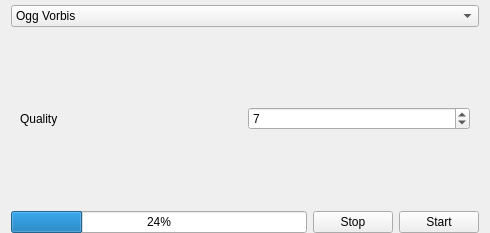
The window that src/GUI/Plugins/Engine/AudioConverter/GUI_AudioConverter.ui (Inferno214221/sayonara-player) describes before a commit, drawn with Qt 5.
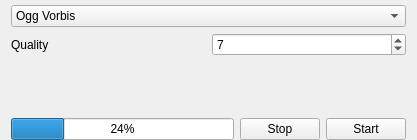
The same window after the commit. The open tabs and pages were chosen to show the change. Custom widgets are drawn as their Qt base class.

Commit message: audio converter updates

```diff
--- a/src/GUI/Plugins/Engine/AudioConverter/GUI_AudioConverter.ui
+++ b/src/GUI/Plugins/Engine/AudioConverter/GUI_AudioConverter.ui
@@ -6,8 +6,8 @@
    <rect>
     <x>0</x>
     <y>0</y>
-    <width>490</width>
-    <height>233</height>
+    <width>417</width>
+    <height>140</height>
    </rect>
   </property>
   <layout class="QGridLayout" name="gridLayout">
@@ -45,6 +45,18 @@
      </property>
      <widget class="QWidget" name="page">
       <layout class="QGridLayout" name="gridLayout_2">
+       <property name="leftMargin">
+        <number>0</number>
+       </property>
+       <property name="topMargin">
+        <number>0</number>
+       </property>
+       <property name="rightMargin">
+        <number>0</number>
+       </property>
+       <property name="bottomMargin">
+        <number>0</number>
+       </property>
        <item row="0" column="3">
         <widget class="QSpinBox" name="sb_ogg_quality">
          <property name="minimum">
@@ -65,6 +77,19 @@
          </property>
         </widget>
        </item>
+       <item row="1" column="2">
+        <spacer name="verticalSpacer">
+         <property name="orientation">
+          <enum>Qt::Vertical</enum>
+         </property>
+         <property name="sizeHint" stdset="0">
+          <size>
+           <width>20</width>
+           <height>40</height>
+          </size>
+         </property>
+        </spacer>
+       </item>
       </layout>
      </widget>
      <widget class="QWidget" name="page_2">
```
Left out of the diff: 16 changed lines with no effect on the pictures. The commit also changes 10 other files.
